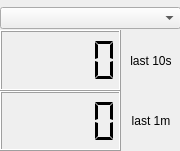
Above: plover_wpm_meter/wpm_meter.ui from arxanas/plover_wpm_meter before the change. Below: the same form after it.
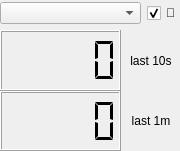
That is the form after the change.

Commit message:
Add 'pinned' checkbox. Fixes #9
This keeps the meter window on top for as long as it's checked.

Diff of the .ui file:
```diff
--- a/plover_wpm_meter/wpm_meter.ui
+++ b/plover_wpm_meter/wpm_meter.ui
@@ -77,12 +77,45 @@
      <x>0</x>
      <y>0</y>
      <width>181</width>
-     <height>36</height>
+     <height>27</height>
     </rect>
    </property>
-   <layout class="QGridLayout" name="wpm_controls" columnstretch="0">
-    <item row="0" column="0">
-     <widget class="QComboBox" name="wpm_method"/>
+   <layout class="QHBoxLayout" name="wpm_controls">
+    <property name="spacing">
+     <number>-1</number>
+    </property>
+    <item>
+     <widget class="QComboBox" name="wpm_method">
+      <property name="sizePolicy">
+       <sizepolicy hsizetype="Preferred" vsizetype="Fixed">
+        <horstretch>1</horstretch>
+        <verstretch>0</verstretch>
+       </sizepolicy>
+      </property>
+     </widget>
+    </item>
+    <item>
+     <spacer name="horizontalSpacer">
+      <property name="orientation">
+       <enum>Qt::Horizontal</enum>
+      </property>
+      <property name="sizeHint" stdset="0">
+       <size>
+        <width>0</width>
+        <height>20</height>
+       </size>
+      </property>
+     </spacer>
+    </item>
+    <item>
+     <widget class="QCheckBox" name="is_pinned_checkbox">
+      <property name="text">
+       <string>📌</string>
+      </property>
+      <property name="checked">
+       <bool>true</bool>
+      </property>
+     </widget>
     </item>
    </layout>
   </widget>
```
The commit also changes 2 other files.
